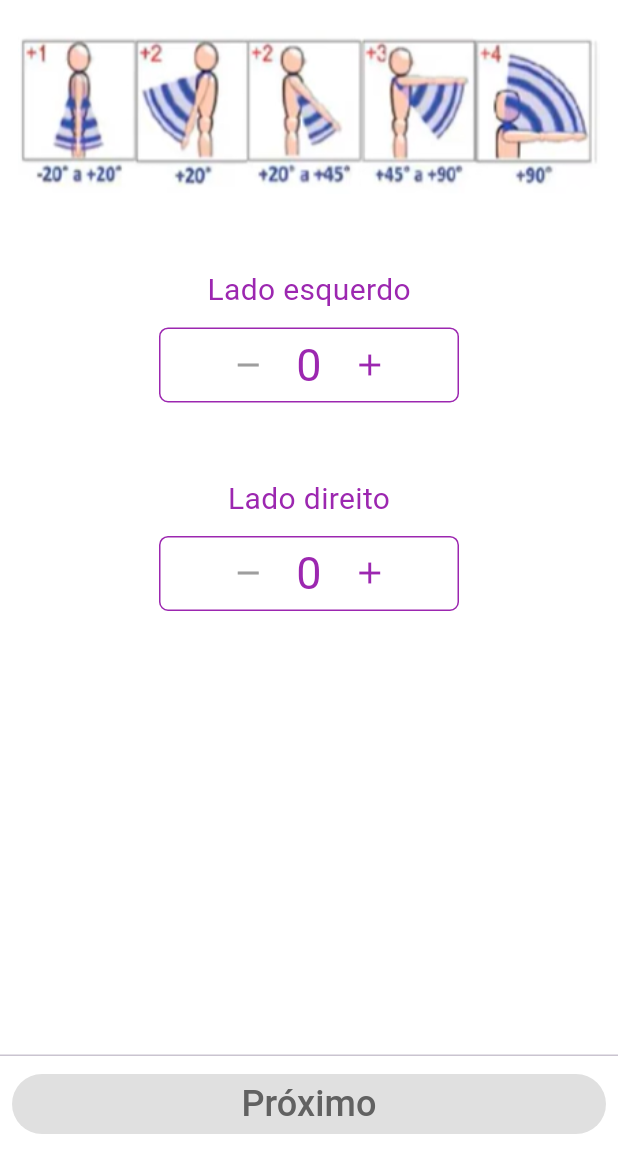
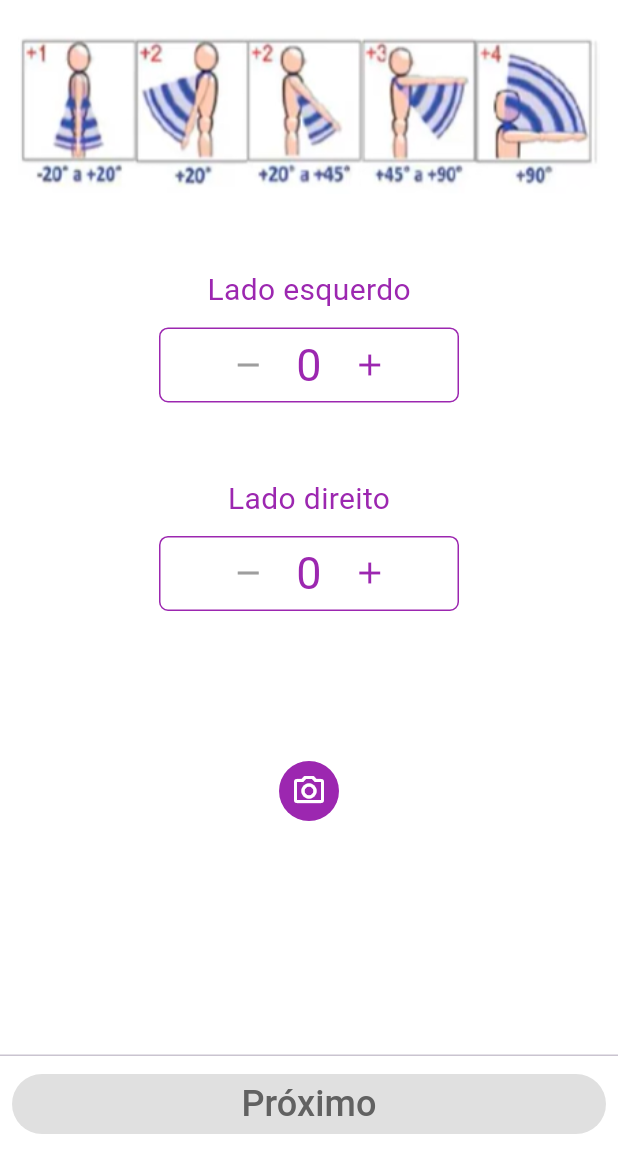
Before and after one commit to feliperfdev/metodo_rula, a Flutter app: the ArmPositionPage screen opened by its route, on a phone screen of 412 x 824 dp, the part 84-1236 px from its top. Run offline on Flutter 3.47's test engine with Material 3 defaults, Android fonts, the phone set to English and light mode, and no system bars; our stand-ins replace flutter_modular; missing offline and left inert: images_picker.

```diff
--- /dev/null
+++ b/lib/core/utils/image_picker/image_picker_widget.dart
@@ -0,0 +1,121 @@
+import 'dart:io';
+
+import 'package:flutter/material.dart';
+import 'package:flutter_modular/flutter_modular.dart';
+import 'package:images_picker/images_picker.dart';
+
+import 'image_picker_controller.dart';
+
+class ImagePickerWidget extends StatefulWidget {
+  final Function(Media? media)? onMediaPicked;
+  final Media? importedMedia;
+  const ImagePickerWidget({
+    super.key,
+    this.onMediaPicked,
+    this.importedMedia,
+  });
+
+  @override
+  State<ImagePickerWidget> createState() => _ImagePickerWidgetState();
+}
+
+class _ImagePickerWidgetState extends State<ImagePickerWidget> {
+  final controller = Modular.get<ImagePickerController>();
+
+  Media? _media;
+
+  @override
+  void initState() {
+    if (widget.importedMedia != null) {
+      _media = widget.importedMedia;
+    }
+    super.initState();
+  }
+
+  @override
+  Widget build(BuildContext context) {
+    return Visibility(
+      replacement: Container(
+        margin: const EdgeInsets.symmetric(vertical: 12, horizontal: 12),
+        padding: const EdgeInsets.symmetric(
+          horizontal: 12,
+          vertical: 6,
+        ),
+        decoration: BoxDecoration(
+          border: Border.all(
+            color: Colors.purple,
+            width: 2,
+          ),
+          borderRadius: BorderRadius.circular(12),
+        ),
+        child: Row(
+          mainAxisAlignment: MainAxisAlignment.spaceBetween,
+          children: [
+            Image.file(
+              File(
+                _media?.path ?? '',
+              ),
+              height: 200,
+              fit: BoxFit.contain,
+            ),
+            InkWell(
+              borderRadius: BorderRadius.circular(100),
+              onTap: () async {
+                _media = await controller.openCamera();
+                if (widget.onMediaPicked != null) {
+                  widget.onMediaPicked!(_media);
+                }
+                setState(() {});
+              },
+              child: Column(
+                crossAxisAlignment: CrossAxisAlignment.center,
+                children: [
+                  Container(
+                    padding: const EdgeInsets.all(6),
+                    decoration: const BoxDecoration(
+                      shape: BoxShape.circle,
+                      color: Colors.white,
+                    ),
+                    child: const Icon(
+                      Icons.cameraswitch,
+                      color: Colors.purple,
+                    ),
+                  ),
+                  const Text(
+                    'Tirar outra foto',
+                    style: TextStyle(
+                      color: Colors.purple,
+                      fontSize: 12,
+                    ),
+                  ),
+                ],
+              ),
+            ),
+          ],
+        ),
+      ),
+      visible: _media == null,
+      child: InkWell(
+        borderRadius: BorderRadius.circular(100),
+        onTap: () async {
+          _media = await controller.openCamera();
+          if (widget.onMediaPicked != null) {
+            widget.onMediaPicked!(_media);
+          }
+          setState(() {});
+        },
+        child: Container(
+          padding: const EdgeInsets.all(8),
+          decoration: const BoxDecoration(
+            shape: BoxShape.circle,
+            color: Colors.purple,
+          ),
+          child: const Icon(
+            Icons.camera_alt_outlined,
+            color: Colors.white,
+          ),
+        ),
+      ),
+    );
+  }
+}
--- a/lib/modules/rula/presenter/controllers/arm_position_controller.dart
+++ b/lib/modules/rula/presenter/controllers/arm_position_controller.dart
@@ -1,6 +1,10 @@
+import 'package:images_picker/images_picker.dart';
+
 abstract class ArmPositionController {
   late int leftScore;
   late int rightScore;
+
+  Media? armPicture;
 
   bool get buttonEnabled;
 
@@ -60,4 +64,7 @@ class ArmPositionControllerImpl implements ArmPositionController {
   @override
   int get totalTrueInRight =>
       sideQuestionsRight.where((element) => (element['value'] as bool)).length;
+
+  @override
+  Media? armPicture;
 }
--- a/lib/modules/rula/presenter/pages/arm_position_page.dart
+++ b/lib/modules/rula/presenter/pages/arm_position_page.dart
@@ -1,6 +1,7 @@
 import 'package:flutter/material.dart';
 import 'package:flutter_modular/flutter_modular.dart';
 import 'package:metodo_rula/core/utils/app_routes.dart';
+import 'package:metodo_rula/core/utils/image_picker/image_picker_widget.dart';
 import 'package:metodo_rula/core/utils/widgets/custom_button_widget.dart';
 import 'package:metodo_rula/core/utils/widgets/score_setter_widget.dart';
 
@@ -22,7 +23,7 @@ class _ArmPositionPageState extends State<ArmPositionPage> {
       appBar: AppBar(
         title: const Text('Posição dos braços'),
       ),
-      body: Padding(
+      body: SingleChildScrollView(
         padding: const EdgeInsets.symmetric(horizontal: 12),
         child: Column(
           crossAxisAlignment: CrossAxisAlignment.center,
@@ -75,6 +76,12 @@ class _ArmPositionPageState extends State<ArmPositionPage> {
                 ],
               ),
             ),
+            const SizedBox(height: 100),
+            ImagePickerWidget(
+              onMediaPicked: (picture) {
+                controller.armPicture = picture;
+              },
+            ),
           ],
         ),
       ),
@@ -85,7 +92,10 @@ class _ArmPositionPageState extends State<ArmPositionPage> {
               enabled: controller.buttonEnabled,
               text: 'Próximo',
               onTap: () {
-                Modular.to.pushNamed('.${AppRoutes.armPositionSideQuestions}');
+                Modular.to.pushNamed(
+                  '.${AppRoutes.armPositionSideQuestions}',
+                  arguments: controller.armPicture,
+                );
               },
             ),
           ],
--- a/lib/modules/rula/presenter/pages/fist_position_page.dart
+++ b/lib/modules/rula/presenter/pages/fist_position_page.dart
@@ -1,6 +1,7 @@
 import 'package:flutter/material.dart';
 import 'package:flutter_modular/flutter_modular.dart';
 import 'package:metodo_rula/core/utils/app_routes.dart';
+import 'package:metodo_rula/core/utils/image_picker/image_picker_widget.dart';
 import 'package:metodo_rula/core/utils/widgets/custom_button_widget.dart';
 import 'package:metodo_rula/core/utils/widgets/score_setter_widget.dart';
 
@@ -98,6 +99,9 @@ class _FistPositionPageState extends State<FistPositionPage> {
                       title: Text(question['title']),
                     ),
                   },
+                  const SizedBox(height: 60),
+                  const ImagePickerWidget(),
+                  const SizedBox(height: 20),
                 ],
               ),
             ),
--- a/lib/modules/rula/presenter/pages/forearm_position_page.dart
+++ b/lib/modules/rula/presenter/pages/forearm_position_page.dart
@@ -1,6 +1,7 @@
 import 'package:flutter/material.dart';
 import 'package:flutter_modular/flutter_modular.dart';
 import 'package:metodo_rula/core/utils/app_routes.dart';
+import 'package:metodo_rula/core/utils/image_picker/image_picker_widget.dart';
 import 'package:metodo_rula/core/utils/widgets/custom_button_widget.dart';
 import 'package:metodo_rula/core/utils/widgets/score_setter_widget.dart';
 
@@ -101,6 +102,9 @@ class _ForearmPositionPageState extends State<ForearmPositionPage> {
                 ],
               ),
             ),
+            const SizedBox(height: 60),
+            const ImagePickerWidget(),
+            const SizedBox(height: 20),
           ],
         ),
       ),
--- a/lib/modules/rula/presenter/pages/muscular_contraction_page.dart
+++ b/lib/modules/rula/presenter/pages/muscular_contraction_page.dart
@@ -1,6 +1,7 @@
 import 'package:flutter/material.dart';
 import 'package:flutter_modular/flutter_modular.dart';
 import 'package:metodo_rula/core/utils/app_routes.dart';
+import 'package:metodo_rula/core/utils/image_picker/image_picker_widget.dart';
 import 'package:metodo_rula/core/utils/widgets/custom_button_widget.dart';
 
 import '../controllers/muscular_contraction_controller.dart';
@@ -93,6 +94,9 @@ class MuscularContractionPageState extends State<MuscularContractionPage> {
                 ],
               ),
             ),
+            const SizedBox(height: 60),
+            const ImagePickerWidget(),
+            const SizedBox(height: 20),
           ],
         ),
       ),
--- a/lib/modules/rula/presenter/pages/neck_position_page.dart
+++ b/lib/modules/rula/presenter/pages/neck_position_page.dart
@@ -1,6 +1,7 @@
 import 'package:flutter/material.dart';
 import 'package:flutter_modular/flutter_modular.dart';
 import 'package:metodo_rula/core/utils/app_routes.dart';
+import 'package:metodo_rula/core/utils/image_picker/image_picker_widget.dart';
 import 'package:metodo_rula/core/utils/widgets/custom_button_widget.dart';
 import 'package:metodo_rula/core/utils/widgets/score_setter_widget.dart';
 
@@ -22,7 +23,7 @@ class NeckPositionPageState extends State<NeckPositionPage> {
       appBar: AppBar(
         title: const Text('Posição do pescoço'),
       ),
-      body: Padding(
+      body: SingleChildScrollView(
         padding: const EdgeInsets.symmetric(horizontal: 12),
         child: Column(
           crossAxisAlignment: CrossAxisAlignment.center,
@@ -64,6 +65,9 @@ class NeckPositionPageState extends State<NeckPositionPage> {
                 ],
               ),
             ),
+            const SizedBox(height: 60),
+            const ImagePickerWidget(),
+            const SizedBox(height: 20),
           ],
         ),
       ),
--- a/lib/modules/rula/presenter/pages/strength_and_load_page.dart
+++ b/lib/modules/rula/presenter/pages/strength_and_load_page.dart
@@ -1,6 +1,7 @@
 import 'package:flutter/material.dart';
 import 'package:flutter_modular/flutter_modular.dart';
 import 'package:metodo_rula/core/utils/app_routes.dart';
+import 'package:metodo_rula/core/utils/image_picker/image_picker_widget.dart';
 import 'package:metodo_rula/core/utils/widgets/custom_button_widget.dart';
 
 import '../controllers/muscular_contraction_controller.dart';
@@ -95,6 +96,9 @@ class StrengthAndLoadPageState extends State<StrengthAndLoadPage> {
                 ],
               ),
             ),
+            const SizedBox(height: 60),
+            const ImagePickerWidget(),
+            const SizedBox(height: 20),
           ],
         ),
       ),
--- a/lib/modules/rula/presenter/pages/trunk_position_page.dart
+++ b/lib/modules/rula/presenter/pages/trunk_position_page.dart
@@ -1,6 +1,7 @@
 import 'package:flutter/material.dart';
 import 'package:flutter_modular/flutter_modular.dart';
 import 'package:metodo_rula/core/utils/app_routes.dart';
+import 'package:metodo_rula/core/utils/image_picker/image_picker_widget.dart';
 import 'package:metodo_rula/core/utils/widgets/custom_button_widget.dart';
 import 'package:metodo_rula/core/utils/widgets/score_setter_widget.dart';
 
@@ -24,7 +25,7 @@ class TrunkPositionPageState extends State<TrunkPositionPage> {
       appBar: AppBar(
         title: const Text('Posição do tronco'),
       ),
-      body: Padding(
+      body: SingleChildScrollView(
         padding: const EdgeInsets.symmetric(horizontal: 12),
         child: Column(
           crossAxisAlignment: CrossAxisAlignment.center,
@@ -66,6 +67,9 @@ class TrunkPositionPageState extends State<TrunkPositionPage> {
                 ],
               ),
             ),
+            const SizedBox(height: 60),
+            const ImagePickerWidget(),
+            const SizedBox(height: 20),
           ],
         ),
       ),
--- a/lib/modules/rula/rula_module.dart
+++ b/lib/modules/rula/rula_module.dart
@@ -47,7 +47,9 @@ class RulaModule extends Module {
         ),
         ChildRoute(
           AppRoutes.armPositionSideQuestions,
-          child: (_, args) => const ArmPositionSideQuestionsPage(),
+          child: (_, args) => ArmPositionSideQuestionsPage(
+            armPicture: args.data,
+          ),
         ),
         ChildRoute(
           AppRoutes.forearm,
--- a/pubspec.yaml
+++ b/pubspec.yaml
@@ -14,6 +14,7 @@ dependencies:
 
   cupertino_icons: ^1.0.2
   flutter_modular: 5.0.3
+  images_picker: ^1.2.11
 
 dev_dependencies:
   flutter_test:
```
Also changed, not shown: lib/core/app_module.dart (+7 -0 lines), lib/core/utils/image_picker/image_picker_controller.dart (added, +20 -0 lines), lib/modules/rula/presenter/controllers/table_c_controller.dart (+6 -6 lines), lib/modules/rula/presenter/pages/arm_position_side_questions_page.dart (+11 -1 lines), pubspec.lock, 2 other files.
